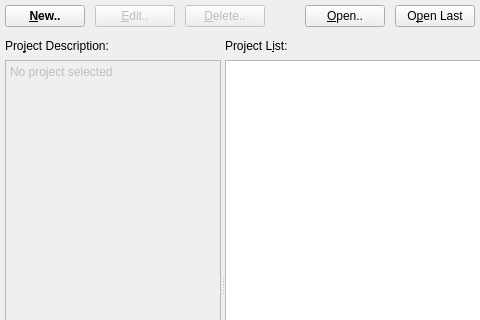
This is forms/project.ui in skriticos/nelia1 as Qt 5 draws it before an edit; both pictures show x 0 to 480 and y 0 to 320 of the 879 by 537 pixel window. The edited form follows.
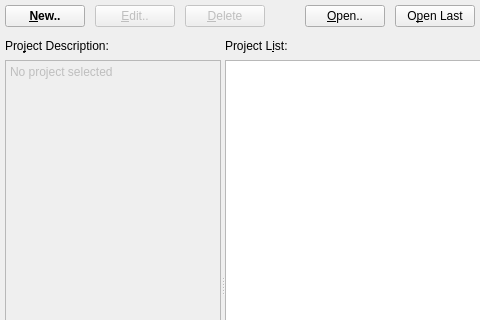
This is the edited form.

Commit message: project.py/ui: refactor: adjusted to new design.

```diff
--- a/forms/project.ui
+++ b/forms/project.ui
@@ -67,7 +67,7 @@
       <bool>false</bool>
      </property>
      <property name="text">
-      <string>&amp;Delete..</string>
+      <string>&amp;Delete</string>
      </property>
     </widget>
    </item>
```
The commit also changes 1 other file.
